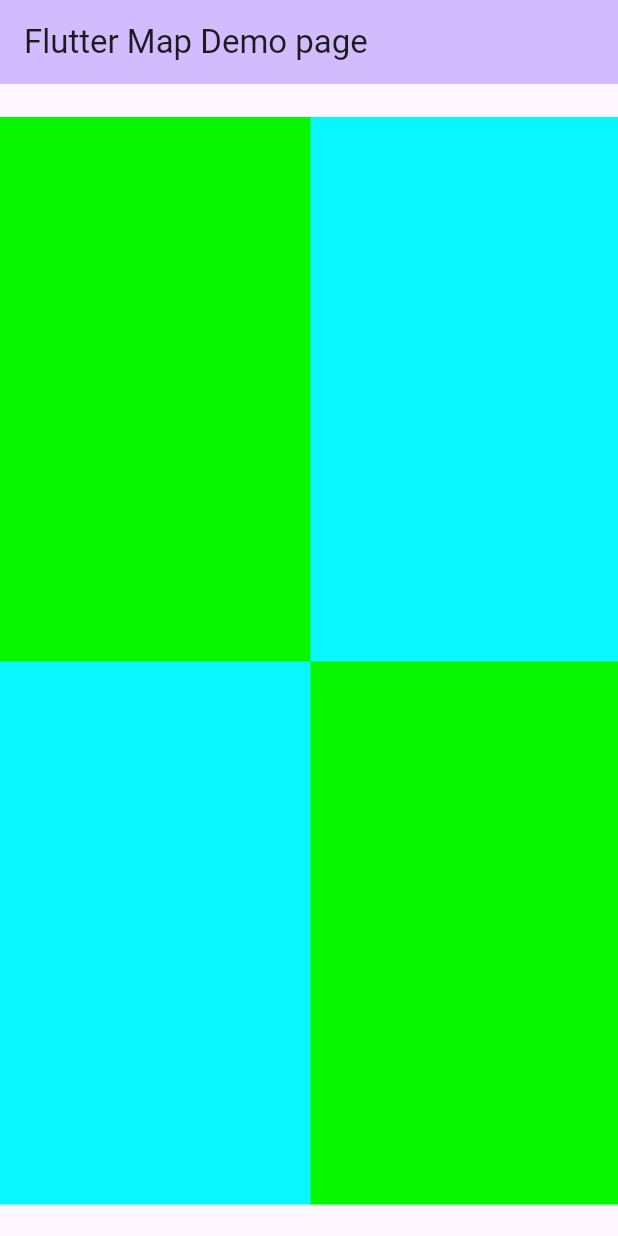
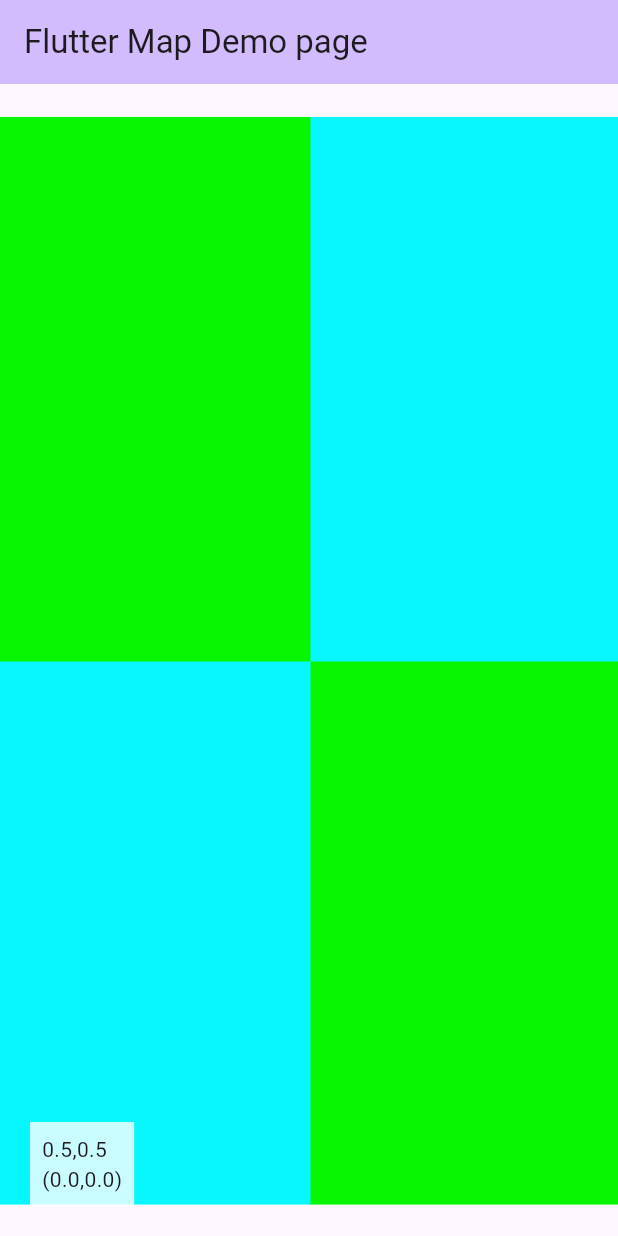
Before and after one commit to Yricky/flutitude, a Flutter app: the screen it shows after launch, on a phone screen of 412 x 824 dp. Run offline on Flutter 3.47's test engine with Material 3 defaults, Android fonts, the phone set to English and light mode, and no system bars; our stand-ins replace fixnum, logger; missing offline and left inert: flutter_lru_cache, protobuf; network calls fail.

Commit message:
feat:拆分组件

```diff
--- /dev/null
+++ b/flutitude/lib/base/latlng.dart
@@ -0,0 +1,11 @@
+class LatLng {
+  final double latitude;
+  final double longitude;
+
+  const LatLng(this.latitude, this.longitude);
+
+  @override
+  String toString() {
+    return "($latitude,$longitude)";
+  }
+}
--- /dev/null
+++ b/flutitude/lib/base/wcs.dart
@@ -0,0 +1,46 @@
+import 'dart:math';
+import 'latlng.dart';
+import 'location.dart';
+
+abstract class WCS {
+  LatLng toLatLng(Location location);
+  Location toLocation(LatLng latLng);
+}
+
+class WebMercator implements WCS {
+  static const double _earthRadius = 6378137.0;
+  static const double _mercatorMax = 20037508.342789244;
+
+  const WebMercator();
+
+  // 双曲正弦函数
+  static double _sinh(double x) {
+    return (exp(x) - exp(-x)) / 2;
+  }
+
+  @override
+  LatLng toLatLng(Location location) {
+    // 计算经度（直接线性映射）
+    final lng = location.x * 360.0 - 180.0;
+    // 计算墨卡托投影Y坐标（注意坐标系翻转）
+    final yMerc = _mercatorMax * (1.0 - 2.0 * location.y);
+    // 通过反双曲正切计算纬度（核心转换公式）
+    final latRad = atan(_sinh(yMerc / _earthRadius));
+    final lat = latRad * 180.0 / pi;
+
+    return LatLng(lat, lng);
+  }
+
+  @override
+  Location toLocation(LatLng latLng) {
+    // 经度线性映射到[0,1]范围
+    final x = (latLng.longitude + 180.0) / 360.0;
+    // 将纬度转换为墨卡托投影坐标
+    final latRad = latLng.latitude * pi / 180.0;
+    final yMerc = _earthRadius * log(tan(pi / 4.0 + latRad / 2.0));
+    // 将墨卡托坐标归一化并翻转Y轴
+    final y = (_mercatorMax - yMerc) / (2.0 * _mercatorMax);
+
+    return Location(x, y);
+  }
+}
--- a/flutitude/lib/fling_controller.dart
+++ b/flutitude/lib/fling_controller.dart
@@ -1,3 +1,4 @@
+import 'dart:async';
 
 import 'package:flutter/animation.dart';
 import 'package:flutter/gestures.dart';
@@ -8,28 +9,38 @@ import 'map/map_canvas.dart';
 
 class FlingController {
   final MapViewState state;
-  final AnimationController _controller;
-  final Function(VoidCallback) fn;
+  final StreamController<void> _repaintController =
+      StreamController.broadcast();
+  AnimationController? _controller;
+  Function(VoidCallback)? fn;
   late Velocity? _velocityUnit;
   late Location? _lastLocation;
 
-  FlingController(this.state, TickerProvider vsync, this.fn)
-      : _controller =
-  AnimationController(vsync: vsync, upperBound: double.infinity);
+  FlingController(this.state);
+  Stream<void> get repaintStream => _repaintController.stream;
 
-  void init() {
-    _controller.addListener(() {
+  void init(TickerProvider vsync, Function(VoidCallback) fn) {
+    _controller = AnimationController(
+      vsync: vsync,
+      upperBound: double.infinity,
+    );
+    _controller?.addListener(() {
       final screenZoom = MapViewState.TILE_SIZE * state.zoom();
       final velocity = _velocityUnit!;
       double locationDxPerSecond = velocity.pixelsPerSecond.dx / screenZoom;
       double locationDyPerSecond = velocity.pixelsPerSecond.dy / screenZoom;
-      final value = _controller.value;
-
+      final value = _controller?.value;
+      if (value == null) return;
       fn(() {
         if (value.abs() > 0.1 && _lastLocation != null) {
-          state.setCentral(_lastLocation! -
-              Location(
-                  locationDxPerSecond * value, locationDyPerSecond * value));
+          state.setCentral(
+            _lastLocation! -
+                Location(
+                  locationDxPerSecond * value,
+                  locationDyPerSecond * value,
+                ),
+          );
+          _repaintController.add(null);
         }
       });
     });
@@ -37,17 +48,20 @@ class FlingController {
 
   void applyZoomDelta(double delta, Offset zoomViewCenter) {
     state.applyZoomDelta(delta, zoomViewCenter);
+    _repaintController.add(null);
   }
 
   void setCentral(Location central) {
-    if (_controller.isAnimating) {
-      _controller.reset();
+    if (_controller?.isAnimating == true) {
+      _controller?.reset();
     }
     state.setCentral(central);
+    _repaintController.add(null);
   }
 
-  void dispose(){
-    _controller.dispose();
+  void dispose() {
+    _controller?.dispose();
+    _controller = null;
   }
 
   void endWithFling(Velocity velocity) {
@@ -59,6 +73,6 @@ class FlingController {
       0.0,
       velocity.pixelsPerSecond.distance,
     );
-    _controller.animateWith(simulation);
+    _controller?.animateWith(simulation);
   }
 }
--- a/flutitude/lib/map_widget.dart
+++ b/flutitude/lib/map_widget.dart
@@ -1,5 +1,3 @@
-
-
 import 'package:flutter/widgets.dart';
 
 import 'base/location.dart';
@@ -7,12 +5,11 @@ import 'fling_controller.dart';
 import 'map/layer/map_layer.dart';
 import 'map/map_canvas.dart';
 
-class MapWidget extends StatefulWidget{
-  final MapViewState state;
+class MapWidget extends StatefulWidget {
+  final FlingController controller;
   final List<MapLayer> layers;
 
-  const MapWidget({super.key, required this.state, required this.layers});
-
+  const MapWidget({super.key, required this.controller, required this.layers});
 
   @override
   State<StatefulWidget> createState() {
@@ -20,44 +17,52 @@ class MapWidget extends StatefulWidget{
   }
 }
 
-class _MapWidgetState extends State<MapWidget> with TickerProviderStateMixin{
+class _MapWidgetState extends State<MapWidget> with TickerProviderStateMixin {
   late FlingController flingController;
   double? zoom;
 
   @override
   Widget build(BuildContext context) {
-    // TODO: implement build
     return GestureDetector(
       onScaleUpdate: (details) {
-          setState(() {
         final screenZoom =
-                MapViewState.TILE_SIZE * widget.state.zoom();
-            flingController.setCentral(widget.state.center -
-                Location(details.focalPointDelta.dx / screenZoom,
-                    details.focalPointDelta.dy / screenZoom));
+            MapViewState.TILE_SIZE * widget.controller.state.zoom();
+        flingController.setCentral(
+          widget.controller.state.center -
+              Location(
+                details.focalPointDelta.dx / screenZoom,
+                details.focalPointDelta.dy / screenZoom,
+              ),
+        );
         if (zoom != null) {
           final delta = details.scale / zoom!;
-              flingController.applyZoomDelta(
-                  delta, details.localFocalPoint);
+          flingController.applyZoomDelta(delta, details.localFocalPoint);
         }
         zoom = details.scale;
-          });
       },
       onScaleEnd: (details) {
         flingController.endWithFling(details.velocity);
         zoom = null;
       },
-        child: CustomPaint(
-          painter: MapCanvas(state: widget.state, layers: widget.layers),
-        ));
+      child: StreamBuilder<void>(
+        stream: flingController.repaintStream,
+        builder: (context, snapshot) {
+          return CustomPaint(
+            painter: MapCanvas(
+              state: widget.controller.state,
+              layers: widget.layers,
+            ),
+          );
+        },
+      ),
+    );
   }
-
 
   @override
   void initState() {
     super.initState();
-    flingController = FlingController(widget.state, this, setState);
-    flingController.init();
+    flingController = widget.controller;
+    flingController.init(this, setState);
   }
 
   @override
--- a/lib/main.dart
+++ b/lib/main.dart
@@ -1,12 +1,13 @@
 import 'package:flutitude/base/q_tree_key.dart';
+import 'package:flutitude/base/wcs.dart';
+import 'package:flutitude/fling_controller.dart';
 import 'package:flutitude/map/layer/map_tiles.dart';
 import 'package:flutitude/map_widget.dart';
+import 'package:flutitude_app/bing.dart';
 import 'package:flutter/material.dart';
 import 'package:flutitude/base/location.dart';
 import 'package:flutitude/map/map_canvas.dart';
 import 'package:flutitude/map/layer/map_layer.dart';
-
-import 'bing.dart';
 
 void main() {
   runApp(const MyApp());
@@ -37,10 +38,10 @@ class MyHomePage extends StatefulWidget {
 }
 
 class _MyHomePageState extends State<MyHomePage> {
-  final MapViewState state = MapViewState(
+  final FlingController flingController = FlingController(MapViewState(
     center: const Location(0.5, 0.5),
     zoomLvl: 1.5,
-  );
+  ));
 
   final BingLayers bingLayers = BingLayers(0);
 
@@ -64,6 +65,7 @@ class _MyHomePageState extends State<MyHomePage> {
       )) as MapTile;
     }),
   ];
+  final WCS wcs = const WebMercator();
 
   double? zoom;
 
@@ -77,16 +79,11 @@ class _MyHomePageState extends State<MyHomePage> {
     layers.add(BingMapLayer(bingLayers, (s) {
       return s?.textTile;
     }));
-    bingLayers.getTileChangeStream().listen((event) {
+    for (var element in layers) {
+      element.getTileChangeStream().listen((event) {
         setState(() {});
       });
-    // for (var layer in layers) {
-    //   layer.getTileChangeStream().listen((event) {
-    //     setState(() {
-    //       // print("update:${event.keyString()}");
-    //     });
-    //   });
-    // }
+    }
   }
 
   @override
@@ -96,15 +93,21 @@ class _MyHomePageState extends State<MyHomePage> {
         backgroundColor: Theme.of(context).colorScheme.inversePrimary,
         title: Text(widget.title),
       ),
-      body: Center(
-        child: Column(
-          crossAxisAlignment: CrossAxisAlignment.stretch,
+      body: Stack(
         children: [
-            Expanded(
-                child:MapWidget(state: state, layers: layers)
-            )
+          Positioned.fill(
+              child: MapWidget(controller: flingController, layers: layers)),
+          Positioned(
+            bottom: 20,
+            left: 20,
+            child: Container(
+              padding: const EdgeInsets.all(8),
+              color: Colors.white.withAlpha(200),
+              child: Text(
+                  "${flingController.state.center.x},${flingController.state.center.y}\n${wcs.toLatLng(flingController.state.center)}"),
+            ),
+          ),
         ],
-        ),
       ),
     );
   }
```
Also changed, not shown: flutitude/lib/map/map_canvas.dart (+5 -9 lines), 2 other files. Lines whose indentation alone changed are shown as unchanged.
